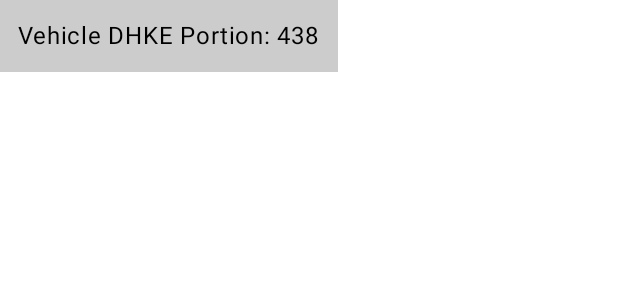
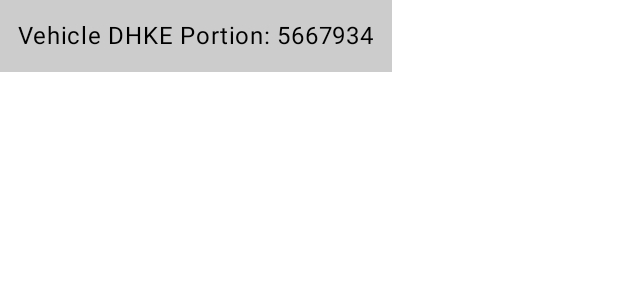
Before and after one commit to tamu-edu-students/Crypto-analysis-Resistant-Digital-Key-FOB, an Android app built with Jetpack Compose: the @Preview function DHKESetUpOutput, on a phone screen of 412 x 824 dp. Shown: the top 300 px of the screen. Run offline under Robolectric (Android 15) with nearby library versions, the phone set to English and light mode, and no system bars.

Commit message:
Weekly Updates (10/10)

```diff
--- a/Courtney/CommunicationandCryptographySubsystemDevice/app/src/main/java/com/example/communicationandcryptographysubsystemdevice/MainActivity.kt
+++ b/Courtney/CommunicationandCryptographySubsystemDevice/app/src/main/java/com/example/communicationandcryptographysubsystemdevice/MainActivity.kt
@@ -14,6 +14,8 @@ import androidx.compose.ui.graphics.Color
 import androidx.compose.ui.tooling.preview.Preview
 import androidx.compose.ui.unit.dp
 import com.example.communicationandcryptographysubsystemdevice.ui.theme.CommunicationAndCryptographySubsystemDeviceTheme
+import java.math.BigInteger
+import javax.crypto.Cipher
 
 class MainActivity : ComponentActivity() {
     override fun onCreate(savedInstanceState: Bundle?) {
@@ -40,9 +42,9 @@ class MainActivity : ComponentActivity() {
 @Composable
 fun DHKESetUp(modifier: Modifier = Modifier) {
     Surface(color = Color.LightGray) {
-        val PublicKey: Int = 438
-        var PrivateKey: Int = 3
-        Text(text = "Vehicle DHKE Portion: $PublicKey", modifier = modifier.padding(12.dp))
+        val P = BigInteger("13397810928545909101")
+        val G = BigInteger("5667934")
+        Text(text = "Vehicle DHKE Portion: $G", modifier = modifier.padding(12.dp))
     }
 }
 
```
Also changed, not shown: Courtney/CommunicationandCryptographySubsystemDevice/app/src/main/java/com/example/communicationandcryptographysubsystemdevice/C&C - Device.kt (added), 1 other file.
